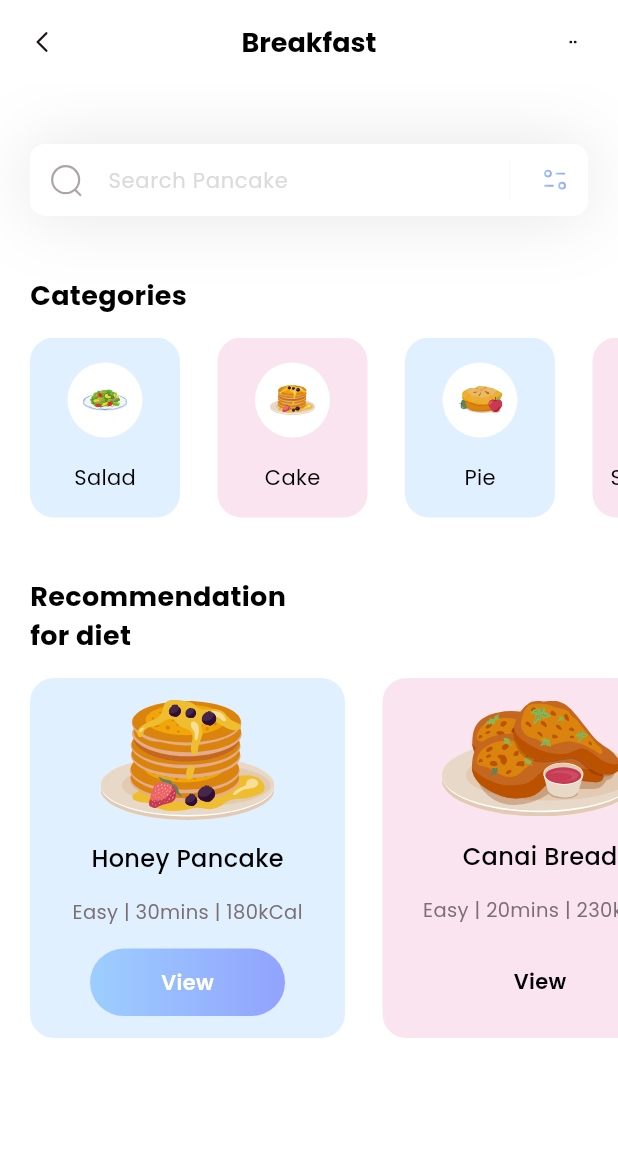
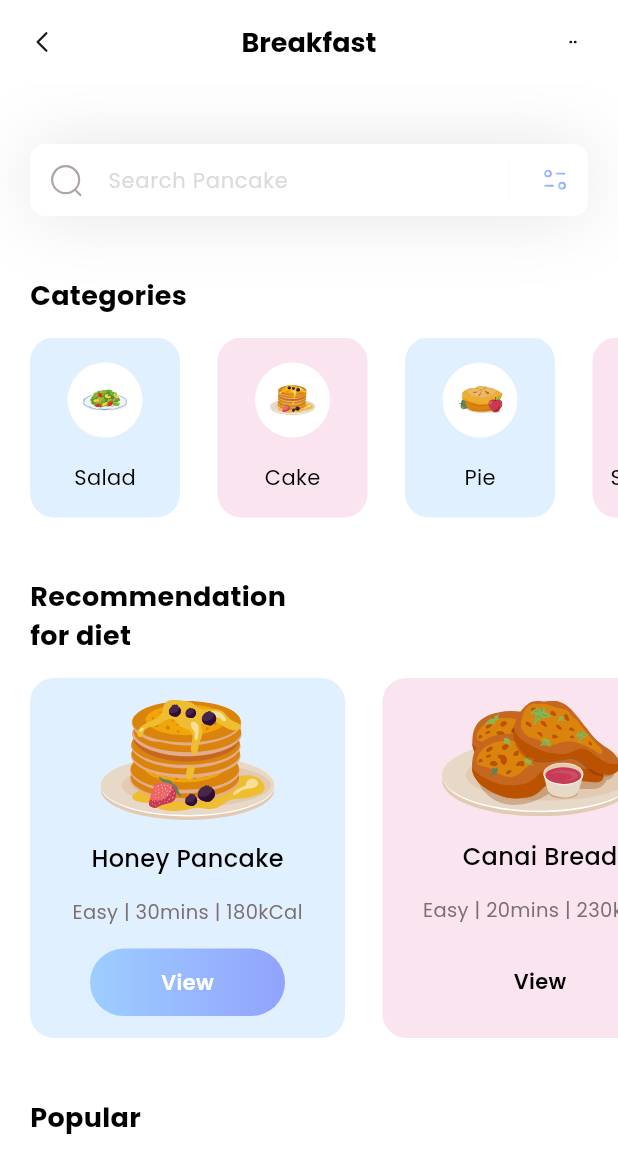
Before and after one commit to Albertomomu/fitness, a Flutter app: the screen it shows after launch, on a phone screen of 412 x 824 dp. Shown: the top 1173 px of the screen. Run offline on Flutter 3.47's test engine with Material 3 defaults, Android fonts, the phone set to English and light mode, and no system bars; our stand-ins replace flutter_svg.

Commit message:
feat: starting popular

```diff
--- /dev/null
+++ b/lib/models/popular_model.dart
@@ -0,0 +1,45 @@
+class PopularDietsModel {
+  String name;
+  String iconPath;
+  String level;
+  String duration;
+  String calorie;
+  bool boxIsSelected;
+
+  PopularDietsModel({
+    required this.name,
+    required this.iconPath,
+    required this.level,
+    required this.duration,
+    required this.calorie,
+    required this.boxIsSelected
+  });
+
+  static List < PopularDietsModel > getPopularDiets() {
+    List < PopularDietsModel > popularDiets = [];
+
+    popularDiets.add(
+      PopularDietsModel(
+       name: 'Blueberry Pancake',
+       iconPath: 'assets/icons/blueberry-pancake.svg',
+       level: 'Medium',
+       duration: '30mins',
+       calorie: '230kCal',
+       boxIsSelected: true,
+      )
+    );
+
+    popularDiets.add(
+      PopularDietsModel(
+       name: 'Salmon Nigiri',
+       iconPath: 'assets/icons/salmon-nigiri.svg',
+       level: 'Easy',
+       duration: '20mins',
+       calorie: '120kCal',
+       boxIsSelected: false,
+      )
+    );
+
+    return popularDiets;
+  }
+}
--- a/lib/pages/home.dart
+++ b/lib/pages/home.dart
@@ -2,12 +2,14 @@ import 'package:flutter/material.dart';
 import 'package:flutter_svg/flutter_svg.dart';
 import 'package:fitness/models/category_model.dart';
 import 'package:fitness/models/diet_model.dart';
+import 'package:fitness/models/popular_model.dart';
 
 class HomePage extends StatelessWidget {
   HomePage({super.key});
 
   List<CategoryModel> categories = [];
   List<DietModel> diets = [];
+  List<PopularDietsModel> popularDiets = [];
 
   void _getCategories() {
     categories = CategoryModel.getCategories();
@@ -17,10 +19,15 @@ class HomePage extends StatelessWidget {
     diets = DietModel.getDiets();
   }
 
+  void _getPopularDiets() {
+    popularDiets = PopularDietsModel.getPopularDiets();
+  }
+
   @override
   Widget build(BuildContext context) {
     _getCategories();
     _getDiets();
+    _getPopularDiets();
     return Scaffold(
       appBar: appBar(),
       backgroundColor: Colors.white,
@@ -31,9 +38,36 @@ class HomePage extends StatelessWidget {
           SizedBox(height: 40),
           _categoriesSection(),
           SizedBox(height: 40),
-          _recommedationDietSection()
+          _recommedationDietSection(),
+          SizedBox(height: 40),
+          _popularDietsSection()
         ]
       )
+    );
+  }
+
+  Row _popularDietsSection() {
+    return Row(
+      crossAxisAlignment: CrossAxisAlignment.start,
+      children: [
+        Padding(
+          padding: EdgeInsets.only(left: 20),
+          child: Text('Popular',
+            style: TextStyle(
+              color: Colors.black,
+              fontSize: 18,
+              fontWeight: FontWeight.bold
+            ),
+          ),
+        ),
+        SizedBox(height: 15),
+        Container(
+          height: 100,
+          decoration: BoxDecoration(
+            color: Colors.black
+          )
+        )
+      ]
     );
   }
 
```
Also changed, not shown: assets/icons/blueberry-pancake.svg (added), assets/icons/button.svg (added), assets/icons/salmon-nigiri.svg (added).
